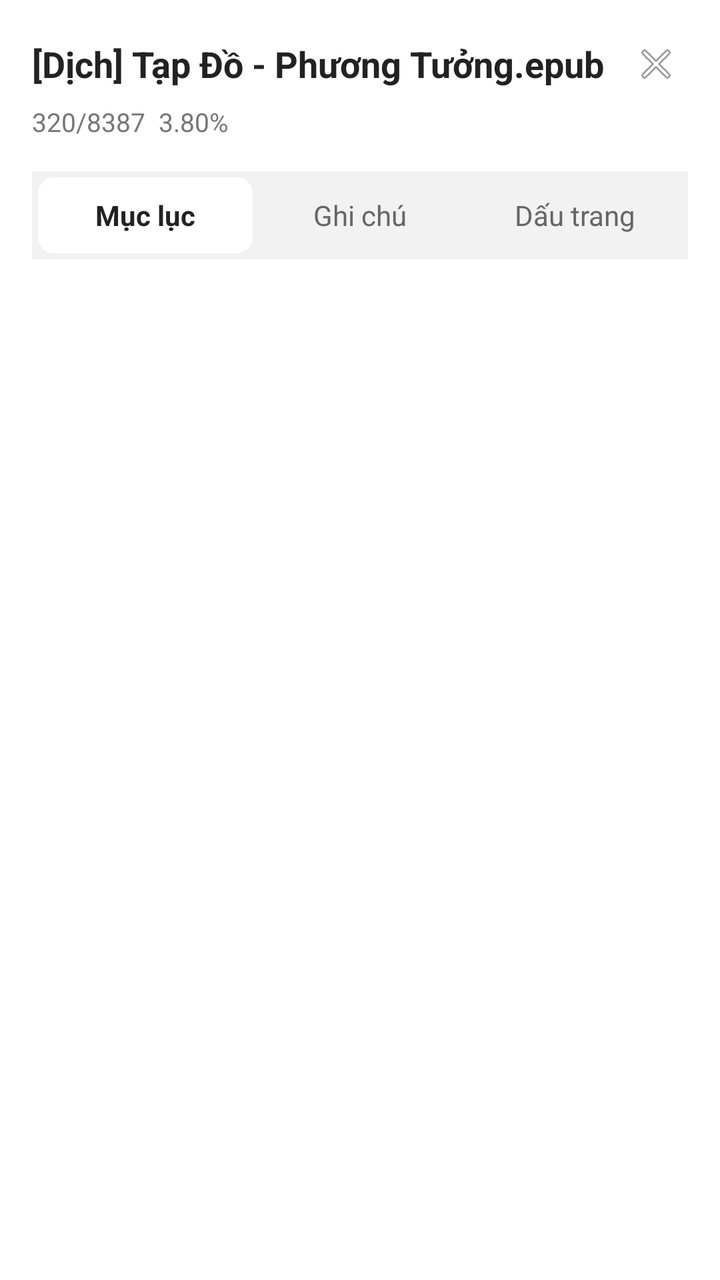
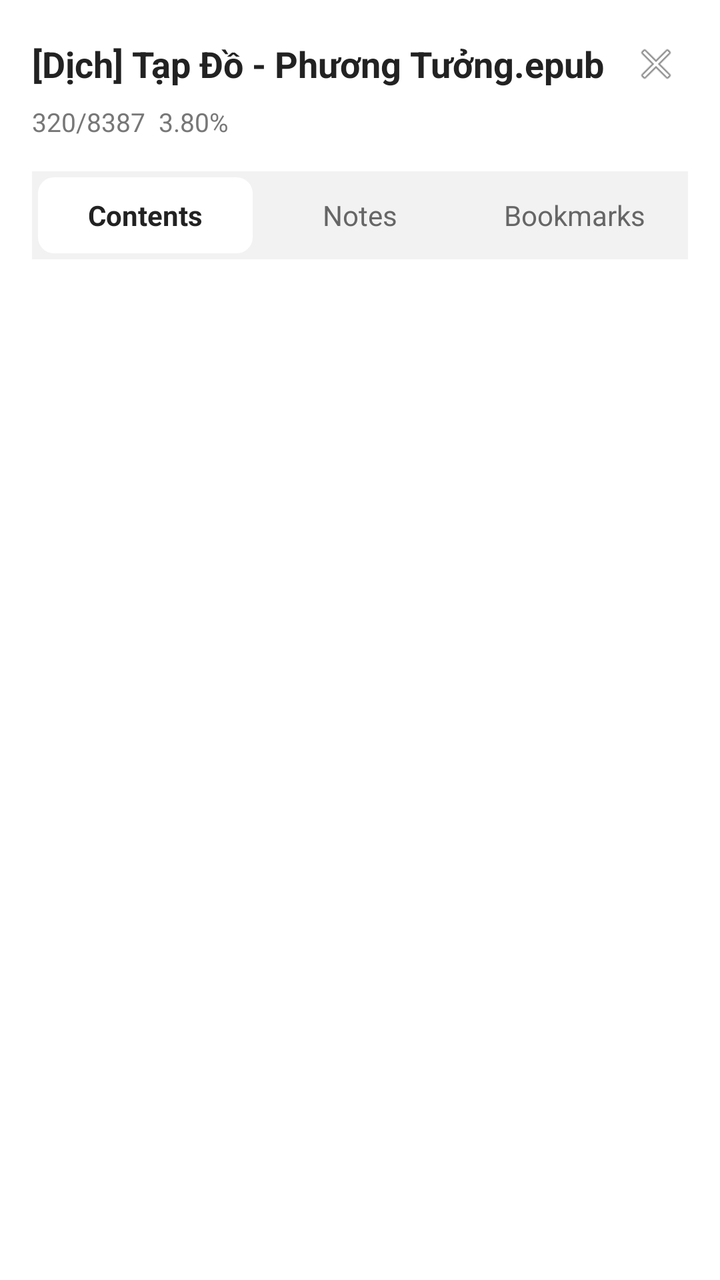

Compare the two renders of this Android layout. The source of the first and the diff that turns it into the second are given below.
<!-- AndroidManifest.xml: application theme Theme.Epub_reader -->
<!-- res/layout/dialog_reader_toc_sheet.xml -->
<?xml version="1.0" encoding="utf-8"?>
<LinearLayout xmlns:android="http://schemas.android.com/apk/res/android"
    xmlns:app="http://schemas.android.com/apk/res-auto"
    android:id="@+id/layoutTocSheet"
    android:layout_width="match_parent"
    android:layout_height="match_parent"
    android:orientation="vertical"
    android:background="@drawable/bg_bottom_sheet_rounded"
    android:paddingTop="16dp"
    android:paddingStart="16dp"
    android:paddingEnd="16dp">

    
    <LinearLayout
        android:layout_width="match_parent"
        android:layout_height="wrap_content"
        android:orientation="horizontal"
        android:gravity="center_vertical">

        <TextView
            android:id="@+id/tvTocBookTitle"
            android:layout_width="0dp"
            android:layout_height="wrap_content"
            android:layout_weight="1"
            android:text="[Dịch] Tạp Đồ - Phương Tưởng.epub"
            android:textColor="#222222"
            android:textSize="18sp"
            android:textStyle="bold"
            android:ellipsize="end"
            android:maxLines="1" />

        <ImageView
            android:id="@+id/btnCloseToc"
            android:layout_width="32dp"
            android:layout_height="32dp"
            android:padding="4dp"
            android:src="@android:drawable/ic_menu_close_clear_cancel"
            android:background="?attr/selectableItemBackgroundBorderless"
            android:contentDescription="Close" />
    </LinearLayout>

    
    <TextView
        android:id="@+id/tvTocProgressSubtitle"
        android:layout_width="wrap_content"
        android:layout_height="wrap_content"
        android:layout_marginTop="4dp"
        android:text="320/8387  3.80%"
        android:textColor="#777777"
        android:textSize="13sp" />

    
    <LinearLayout
        android:layout_width="match_parent"
        android:layout_height="44dp"
        android:layout_marginTop="16dp"
        android:layout_marginBottom="12dp"
        android:orientation="horizontal"
        android:padding="3dp"
        android:background="#F2F2F2"
        android:clipToPadding="false">

        <TextView
            android:id="@+id/tabToc"
            android:layout_width="0dp"
            android:layout_height="match_parent"
            android:layout_weight="1"
            android:gravity="center"
            android:text="Mục lục"
            android:textColor="#222222"
            android:textSize="14sp"
            android:textStyle="bold"
            android:background="@drawable/bg_segmented_tab_active" />

        <TextView
            android:id="@+id/tabNotes"
            android:layout_width="0dp"
            android:layout_height="match_parent"
            android:layout_weight="1"
            android:gravity="center"
            android:text="Ghi chú"
            android:textColor="#666666"
            android:textSize="14sp"
            android:background="?attr/selectableItemBackground" />

        <TextView
            android:id="@+id/tabBookmarks"
            android:layout_width="0dp"
            android:layout_height="match_parent"
            android:layout_weight="1"
            android:gravity="center"
            android:text="Dấu trang"
            android:textColor="#666666"
            android:textSize="14sp"
            android:background="?attr/selectableItemBackground" />
    </LinearLayout>

    
    <androidx.recyclerview.widget.RecyclerView
        android:id="@+id/rvTocChapters"
        android:layout_width="match_parent"
        android:layout_height="0dp"
        android:layout_weight="1"
        android:clipToPadding="false"
        android:paddingBottom="16dp" />

</LinearLayout>
<!-- resources referenced by this layout -->
<resources>
  <!-- drawable bg_bottom_sheet_rounded (drawable) -->
  <?xml version="1.0" encoding="utf-8"?>
  <shape xmlns:android="http://schemas.android.com/apk/res/android"
      android:shape="rectangle">
      <solid android:color="@color/white" />
      <corners
          android:topLeftRadius="20dp"
          android:topRightRadius="20dp" />
  </shape>
  <!-- drawable bg_segmented_tab_active (drawable) -->
  <?xml version="1.0" encoding="utf-8"?>
  <shape xmlns:android="http://schemas.android.com/apk/res/android"
      android:shape="rectangle">
      <solid android:color="@color/white" />
      <corners android:radius="8dp" />
  </shape>
  <style name="Theme.Epub_reader" parent="Theme.MaterialComponents.DayNight.NoActionBar" />
  <color name="white">#FFFFFFFF</color>
</resources>

<!-- the commit's change to res/layout/dialog_reader_toc_sheet.xml (unified diff, before → after) -->
@@ -66,7 +66,7 @@
             android:layout_height="match_parent"
             android:layout_weight="1"
             android:gravity="center"
-            android:text="Mục lục"
+            android:text="@string/table_of_contents"
             android:textColor="#222222"
             android:textSize="14sp"
             android:textStyle="bold"
@@ -78,7 +78,7 @@
             android:layout_height="match_parent"
             android:layout_weight="1"
             android:gravity="center"
-            android:text="Ghi chú"
+            android:text="@string/notes"
             android:textColor="#666666"
             android:textSize="14sp"
             android:background="?attr/selectableItemBackground" />
@@ -89,7 +89,7 @@
             android:layout_height="match_parent"
             android:layout_weight="1"
             android:gravity="center"
-            android:text="Dấu trang"
+            android:text="@string/bookmarks"
             android:textColor="#666666"
             android:textSize="14sp"
             android:background="?attr/selectableItemBackground" />
<!-- resource entries referenced after the edit -->
@@ -16,6 +16,9 @@
       <solid android:color="@color/white" />
       <corners android:radius="8dp" />
   </shape>
+  <string name="bookmarks">Bookmarks</string>
+  <string name="notes">Notes</string>
+  <string name="table_of_contents">Contents</string>
   <style name="Theme.Epub_reader" parent="Theme.MaterialComponents.DayNight.NoActionBar" />
   <color name="white">#FFFFFFFF</color>
 </resources>
